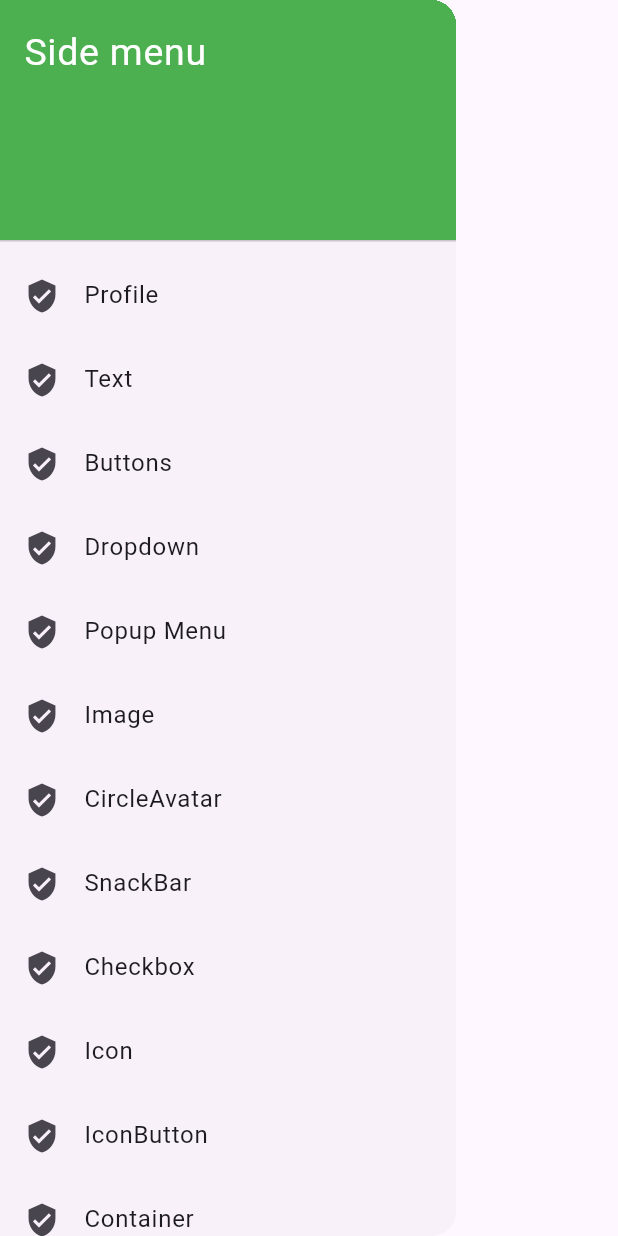
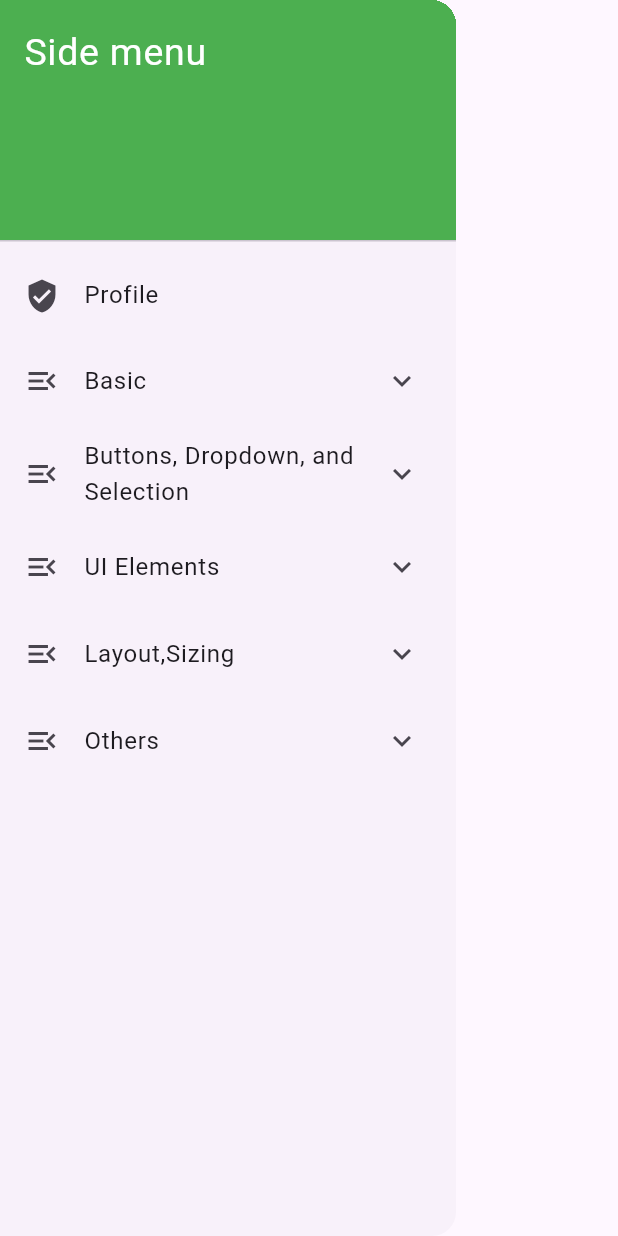
Before and after one commit to azhar-chaudhari/flutter-examples, a Flutter app: the NavDrawer widget shown alone on an empty page, opened directly, on a phone screen of 412 x 824 dp. Run offline on Flutter 3.47's test engine with Material 2 defaults, Android fonts, the phone set to English and light mode, and no system bars; generated files the repository leaves out were written again.

Commit message:
menus re-arange

```diff
--- a/lib/widgets/nav-drawer.dart
+++ b/lib/widgets/nav-drawer.dart
@@ -46,6 +46,10 @@ class NavDrawer extends StatelessWidget {
               );
             },
           ),
+          ExpansionTile(
+              title: const Text("Basic "),
+              leading: const Icon(Icons.menu_open),
+              children: [
                 ListTile(
                   leading: const Icon(Icons.verified_user),
                   title: const Text('Text'),
@@ -59,79 +63,13 @@ class NavDrawer extends StatelessWidget {
                 ),
                 ListTile(
                   leading: const Icon(Icons.verified_user),
-            title: const Text('Buttons'),
-            onTap: () {
-              Navigator.pop(context); // Close the drawer
-              Navigator.push(
-                context,
-                MaterialPageRoute(builder: (context) => const ButtonPage()),
-              );
-            },
-          ),
-          ListTile(
-            leading: const Icon(Icons.verified_user),
-            title: const Text('Dropdown'),
-            onTap: () {
-              Navigator.pop(context); // Close the drawer
-              Navigator.push(
-                context,
-                MaterialPageRoute(builder: (context) => const DropdownPage()),
-              );
-            },
-          ),
-          ListTile(
-            leading: const Icon(Icons.verified_user),
-            title: const Text('Popup Menu'),
-            onTap: () {
-              Navigator.pop(context); // Close the drawer
-              Navigator.push(
-                context,
-                MaterialPageRoute(builder: (context) => const PopupMenuPage()),
-              );
-            },
-          ),
-          ListTile(
-            leading: const Icon(Icons.verified_user),
                   title: const Text('Image'),
                   onTap: () {
                     Navigator.pop(context); // Close the drawer
                     Navigator.push(
                       context,
-                MaterialPageRoute(builder: (context) => const ImagePage()),
-              );
-            },
-          ),
-          ListTile(
-            leading: const Icon(Icons.verified_user),
-            title: const Text('CircleAvatar'),
-            onTap: () {
-              Navigator.pop(context); // Close the drawer
-              Navigator.push(
-                context,
                       MaterialPageRoute(
-                    builder: (context) => const CircleAvatarPage()),
-              );
-            },
-          ),
-          ListTile(
-            leading: const Icon(Icons.verified_user),
-            title: const Text('SnackBar'),
-            onTap: () {
-              Navigator.pop(context); // Close the drawer
-              Navigator.push(
-                context,
-                MaterialPageRoute(builder: (context) => const SnackBarPage()),
-              );
-            },
-          ),
-          ListTile(
-            leading: const Icon(Icons.verified_user),
-            title: const Text('Checkbox'),
-            onTap: () {
-              Navigator.pop(context); // Close the drawer
-              Navigator.push(
-                context,
-                MaterialPageRoute(builder: (context) => const CheckboxPage()),
+                          builder: (context) => const ImagePage()),
                     );
                   },
                 ),
@@ -148,26 +86,139 @@ class NavDrawer extends StatelessWidget {
                 ),
                 ListTile(
                   leading: const Icon(Icons.verified_user),
+                  title: const Text('Container'),
+                  onTap: () {
+                    Navigator.pop(context); // Close the drawer
+                    Navigator.push(
+                      context,
+                      MaterialPageRoute(
+                          builder: (context) => const ContainerPage()),
+                    );
+                  },
+                ),
+                ListTile(
+                  leading: const Icon(Icons.verified_user),
+                  title: const Text('Padding'),
+                  onTap: () {
+                    Navigator.pop(context); // Close the drawer
+                    Navigator.push(
+                      context,
+                      MaterialPageRoute(
+                          builder: (context) => const PaddingPage()),
+                    );
+                  },
+                ),
+                ListTile(
+                  leading: const Icon(Icons.verified_user),
+                  title: const Text('Margin'),
+                  onTap: () {
+                    Navigator.pop(context); // Close the drawer
+                    Navigator.push(
+                      context,
+                      MaterialPageRoute(
+                          builder: (context) => const MarginPage()),
+                    );
+                  },
+                ),
+              ]),
+          ExpansionTile(
+              title: const Text("Buttons, Dropdown, and Selection "),
+              leading: const Icon(Icons.menu_open),
+              children: [
+                ListTile(
+                  leading: const Icon(Icons.verified_user),
+                  title: const Text('Buttons'),
+                  onTap: () {
+                    Navigator.pop(context); // Close the drawer
+                    Navigator.push(
+                      context,
+                      MaterialPageRoute(
+                          builder: (context) => const ButtonPage()),
+                    );
+                  },
+                ),
+                ListTile(
+                  leading: const Icon(Icons.verified_user),
+                  title: const Text('Dropdown'),
+                  onTap: () {
+                    Navigator.pop(context); // Close the drawer
+                    Navigator.push(
+                      context,
+                      MaterialPageRoute(
+                          builder: (context) => const DropdownPage()),
+                    );
+                  },
+                ),
+                ListTile(
+                  leading: const Icon(Icons.verified_user),
+                  title: const Text('Popup Menu'),
+                  onTap: () {
+                    Navigator.pop(context); // Close the drawer
+                    Navigator.push(
+                      context,
+                      MaterialPageRoute(
+                          builder: (context) => const PopupMenuPage()),
+                    );
+                  },
+                ),
+                ListTile(
+                  leading: const Icon(Icons.verified_user),
+                  title: const Text('Checkbox'),
+                  onTap: () {
+                    Navigator.pop(context); // Close the drawer
+                    Navigator.push(
+                      context,
+                      MaterialPageRoute(
+                          builder: (context) => const CheckboxPage()),
+                    );
+                  },
+                ),
+                ListTile(
+                  leading: const Icon(Icons.verified_user),
                   title: const Text('IconButton'),
                   onTap: () {
                     Navigator.pop(context); // Close the drawer
                     Navigator.push(
                       context,
-                MaterialPageRoute(builder: (context) => const IconButtonPage()),
+                      MaterialPageRoute(
+                          builder: (context) => const IconButtonPage()),
+                    );
+                  },
+                ),
+              ]),
+          ExpansionTile(
+              title: const Text("UI Elements"),
+              leading: const Icon(Icons.menu_open),
+              children: [
+                ListTile(
+                  leading: const Icon(Icons.verified_user),
+                  title: const Text('SnackBar'),
+                  onTap: () {
+                    Navigator.pop(context); // Close the drawer
+                    Navigator.push(
+                      context,
+                      MaterialPageRoute(
+                          builder: (context) => const SnackBarPage()),
                     );
                   },
                 ),
                 ListTile(
                   leading: const Icon(Icons.verified_user),
-            title: const Text('Container'),
+                  title: const Text('CircleAvatar'),
                   onTap: () {
                     Navigator.pop(context); // Close the drawer
                     Navigator.push(
                       context,
-                MaterialPageRoute(builder: (context) => const ContainerPage()),
+                      MaterialPageRoute(
+                          builder: (context) => const CircleAvatarPage()),
                     );
                   },
                 ),
+              ]),
+          ExpansionTile(
+              title: const Text("Layout,Sizing "),
+              leading: const Icon(Icons.menu_open),
+              children: [
                 ListTile(
                   leading: const Icon(Icons.verified_user),
                   title: const Text('SizedBox'),
@@ -175,7 +226,8 @@ class NavDrawer extends StatelessWidget {
                     Navigator.pop(context); // Close the drawer
                     Navigator.push(
                       context,
-                MaterialPageRoute(builder: (context) => const SizedBoxPage()),
+                      MaterialPageRoute(
+                          builder: (context) => const SizedBoxPage()),
                     );
                   },
                 ),
@@ -191,28 +243,11 @@ class NavDrawer extends StatelessWidget {
                     );
                   },
                 ),
-          ListTile(
-            leading: const Icon(Icons.verified_user),
-            title: const Text('Padding'),
-            onTap: () {
-              Navigator.pop(context); // Close the drawer
-              Navigator.push(
-                context,
-                MaterialPageRoute(builder: (context) => const PaddingPage()),
-              );
-            },
-          ),
-          ListTile(
-            leading: const Icon(Icons.verified_user),
-            title: const Text('Margin'),
-            onTap: () {
-              Navigator.pop(context); // Close the drawer
-              Navigator.push(
-                context,
-                MaterialPageRoute(builder: (context) => const MarginPage()),
-              );
-            },
-          ),
+              ]),
+          ExpansionTile(
+              title: const Text("Others"),
+              leading: const Icon(Icons.menu_open),
+              children: [
                 ListTile(
                   leading: const Icon(Icons.verified_user),
                   title: const Text('Language'),
@@ -220,10 +255,12 @@ class NavDrawer extends StatelessWidget {
                     Navigator.pop(context); // Close the drawer
                     Navigator.push(
                       context,
-                MaterialPageRoute(builder: (context) => const LanguagePage()),
+                      MaterialPageRoute(
+                          builder: (context) => const LanguagePage()),
                     );
                   },
                 ),
+              ]),
         ],
       ),
     );
```
Lines whose indentation alone changed are shown as unchanged.
